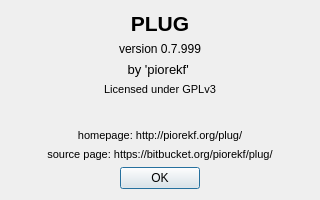
The window that plug/about.ui (b2ornot2b/plug) describes before a commit, drawn with Qt 5.
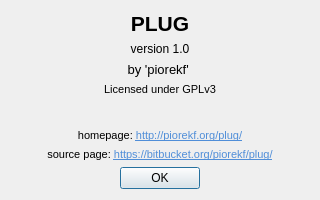
The same window after the commit.

Commit message: Changed version number plus some small fixes

```diff
--- a/plug/about.ui
+++ b/plug/about.ui
@@ -34,7 +34,7 @@
    <item>
     <widget class="QLabel" name="label_6">
      <property name="text">
-      <string>version 0.7.999</string>
+      <string>version 1.0</string>
      </property>
      <property name="alignment">
       <set>Qt::AlignCenter</set>
@@ -94,7 +94,11 @@
       </font>
      </property>
      <property name="text">
-      <string>homepage: http://piorekf.org/plug/</string>
+      <string>&lt;!DOCTYPE HTML PUBLIC &quot;-//W3C//DTD HTML 4.0//EN&quot; &quot;http://www.w3.org/TR/REC-html40/strict.dtd&quot;&gt;
+&lt;html&gt;&lt;head&gt;&lt;meta name=&quot;qrichtext&quot; content=&quot;1&quot; /&gt;&lt;style type=&quot;text/css&quot;&gt;
+p, li { white-space: pre-wrap; }
+&lt;/style&gt;&lt;/head&gt;&lt;body style=&quot; font-family:'Sans Serif'; font-size:8pt; font-weight:400; font-style:normal;&quot;&gt;
+&lt;p style=&quot; margin-top:0px; margin-bottom:0px; margin-left:0px; margin-right:0px; -qt-block-indent:0; text-indent:0px;&quot;&gt;homepage: &lt;a href=&quot;http://piorekf.org/plug/&quot;&gt;&lt;span style=&quot; text-decoration: underline; color:#508ed8;&quot;&gt;http://piorekf.org/plug/&lt;/span&gt;&lt;/a&gt;&lt;/p&gt;&lt;/body&gt;&lt;/html&gt;</string>
      </property>
      <property name="alignment">
       <set>Qt::AlignCenter</set>
@@ -112,7 +116,11 @@
       </font>
      </property>
      <property name="text">
-      <string>source page: https://bitbucket.org/piorekf/plug/</string>
+      <string>&lt;!DOCTYPE HTML PUBLIC &quot;-//W3C//DTD HTML 4.0//EN&quot; &quot;http://www.w3.org/TR/REC-html40/strict.dtd&quot;&gt;
+&lt;html&gt;&lt;head&gt;&lt;meta name=&quot;qrichtext&quot; content=&quot;1&quot; /&gt;&lt;style type=&quot;text/css&quot;&gt;
+p, li { white-space: pre-wrap; }
+&lt;/style&gt;&lt;/head&gt;&lt;body style=&quot; font-family:'Sans Serif'; font-size:8pt; font-weight:400; font-style:normal;&quot;&gt;
+&lt;p style=&quot; margin-top:0px; margin-bottom:0px; margin-left:0px; margin-right:0px; -qt-block-indent:0; text-indent:0px;&quot;&gt;source page: &lt;a href=&quot;https://bitbucket.org/piorekf/plug/&quot;&gt;&lt;span style=&quot; text-decoration: underline; color:#508ed8;&quot;&gt;https://bitbucket.org/piorekf/plug/&lt;/span&gt;&lt;/a&gt;&lt;/p&gt;&lt;/body&gt;&lt;/html&gt;</string>
      </property>
      <property name="alignment">
       <set>Qt::AlignCenter</set>
```
Left out of the diff: 6 changed lines with no effect on the pictures. The commit also changes 3 other files.
